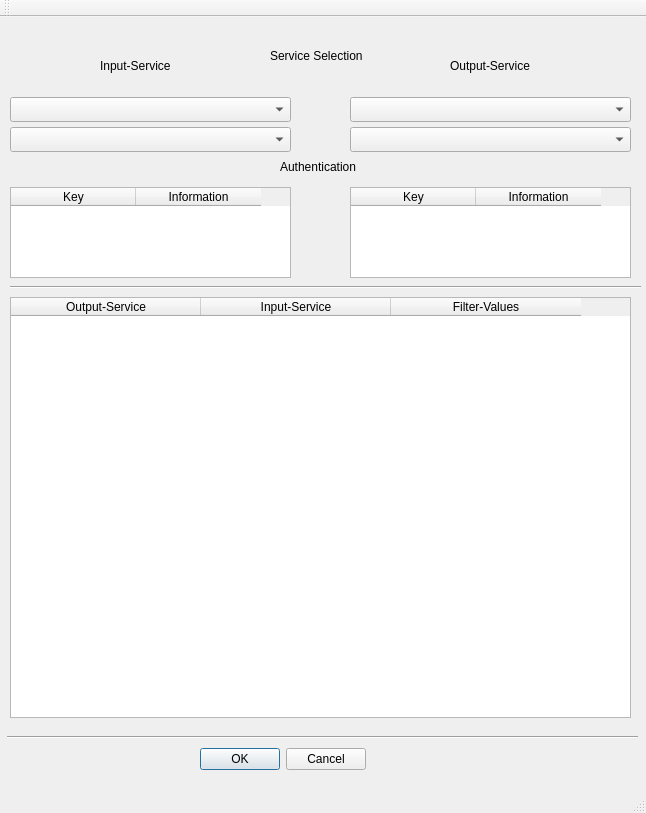
This is src/general/gui/qt-creator/hsp-saas/mainwindow.ui in SimonHofmeister1992/HSP-Project-SaaS_Data_Conversion_Tool as Qt 5 draws it before an edit. The edited form follows.
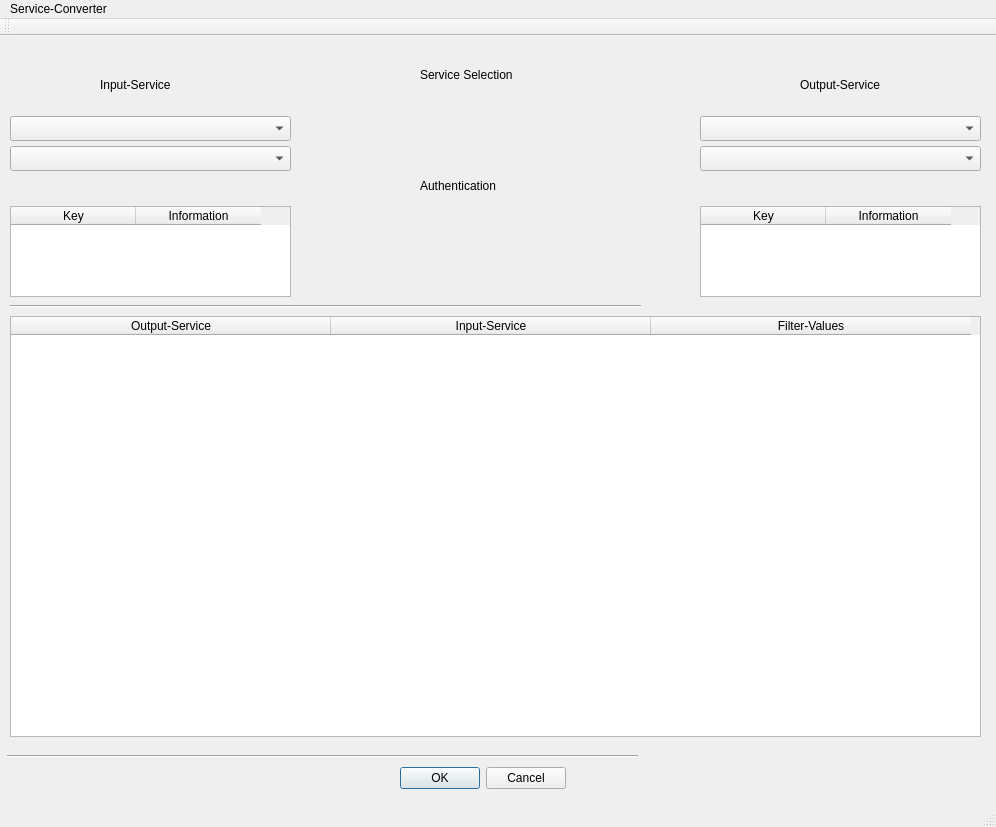
This is the edited form.

What changed in the file:
```diff
--- a/src/general/gui/qt-creator/hsp-saas/mainwindow.ui
+++ b/src/general/gui/qt-creator/hsp-saas/mainwindow.ui
@@ -6,8 +6,8 @@
    <rect>
     <x>0</x>
     <y>0</y>
-    <width>646</width>
-    <height>813</height>
+    <width>996</width>
+    <height>827</height>
    </rect>
   </property>
   <property name="windowTitle">
@@ -17,7 +17,7 @@
    <widget class="QComboBox" name="cb_output_category">
     <property name="geometry">
      <rect>
-      <x>350</x>
+      <x>700</x>
       <y>80</y>
       <width>281</width>
       <height>25</height>
@@ -47,7 +47,7 @@
    <widget class="QComboBox" name="cb_output_service">
     <property name="geometry">
      <rect>
-      <x>350</x>
+      <x>700</x>
       <y>110</y>
       <width>281</width>
       <height>25</height>
@@ -57,7 +57,7 @@
    <widget class="QLabel" name="lb_serviceselection">
     <property name="geometry">
      <rect>
-      <x>270</x>
+      <x>420</x>
       <y>30</y>
       <width>141</width>
       <height>17</height>
@@ -83,7 +83,7 @@
    <widget class="QLabel" name="lb_service_output">
     <property name="geometry">
      <rect>
-      <x>450</x>
+      <x>800</x>
       <y>40</y>
       <width>111</width>
       <height>17</height>
@@ -168,7 +168,7 @@
    <widget class="QTableWidget" name="tb_output_auth">
     <property name="geometry">
      <rect>
-      <x>350</x>
+      <x>700</x>
       <y>170</y>
       <width>281</width>
       <height>91</height>
@@ -205,7 +205,7 @@
    <widget class="QLabel" name="lb_authentication">
     <property name="geometry">
      <rect>
-      <x>280</x>
+      <x>420</x>
       <y>140</y>
       <width>141</width>
       <height>20</height>
@@ -218,7 +218,7 @@
    <widget class="QDialogButtonBox" name="buttonBox">
     <property name="geometry">
      <rect>
-      <x>200</x>
+      <x>400</x>
       <y>730</y>
       <width>166</width>
       <height>25</height>
@@ -233,7 +233,7 @@
      <rect>
       <x>10</x>
       <y>280</y>
-      <width>621</width>
+      <width>971</width>
       <height>421</height>
      </rect>
     </property>
@@ -241,7 +241,7 @@
      <bool>true</bool>
     </attribute>
     <attribute name="horizontalHeaderDefaultSectionSize">
-     <number>190</number>
+     <number>320</number>
     </attribute>
     <column>
      <property name="text">
@@ -265,10 +265,16 @@
     <rect>
      <x>0</x>
      <y>0</y>
-     <width>646</width>
+     <width>996</width>
      <height>22</height>
     </rect>
    </property>
+   <widget class="QMenu" name="menuService_Converter">
+    <property name="title">
+     <string>Service-Converter</string>
+    </property>
+   </widget>
+   <addaction name="menuService_Converter"/>
   </widget>
   <widget class="QToolBar" name="mainToolBar">
    <attribute name="toolBarArea">
```
